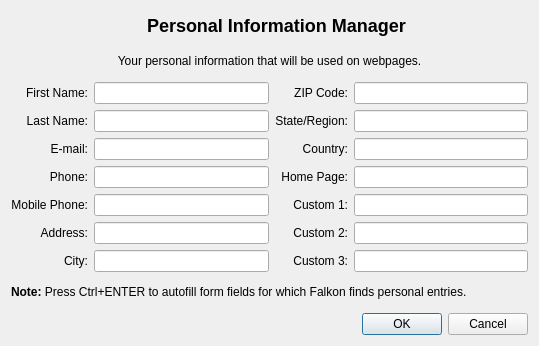
The window that src/plugins/PIM/PIM_settings.ui (osza-tools/osza-browser) describes before a commit, drawn with Qt 5.
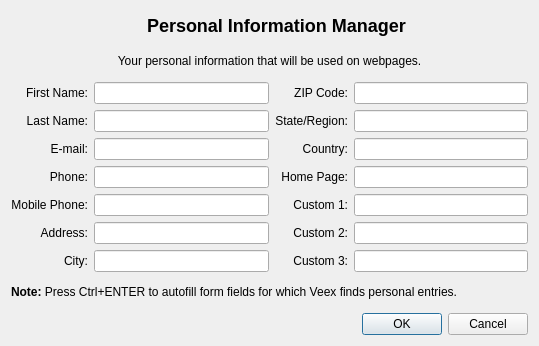
The same window after the commit. Icons and pictures are not drawn.

Commit message:
Rebrand: rename Falkon to Veex Browser across the codebase
- Rename namespace, classes, identifiers, files and build targets
  (falkon -> veex, FALKON_* -> VEEX_*, PyFalkon -> PyVeex)
- New application IDs: org.veex.VeexBrowser, D-Bus org.veex.QtSingleApplication
- QML import URI: org.veex
- Executable renamed to 'veex', desktop file org.veex.VeexBrowser.desktop
- Version scheme reset to 1.0.0, homepage/bugtracker/wiki point to
  github.com/veex-tools/veex-browser
- Translation catalogs and .po/.poqm file names renamed accordingly
- Logging category: org.veex.browser

```diff
--- a/src/plugins/PIM/PIM_settings.ui
+++ b/src/plugins/PIM/PIM_settings.ui
@@ -257,7 +257,7 @@
    <item>
     <widget class="QLabel" name="label_note">
      <property name="text">
-      <string>&lt;b&gt;Note:&lt;/b&gt; Press Ctrl+ENTER to autofill form fields for which Falkon finds personal entries.</string>
+      <string>&lt;b&gt;Note:&lt;/b&gt; Press Ctrl+ENTER to autofill form fields for which Veex finds personal entries.</string>
      </property>
     </widget>
    </item>
```
The commit also changes 2186 other files.
